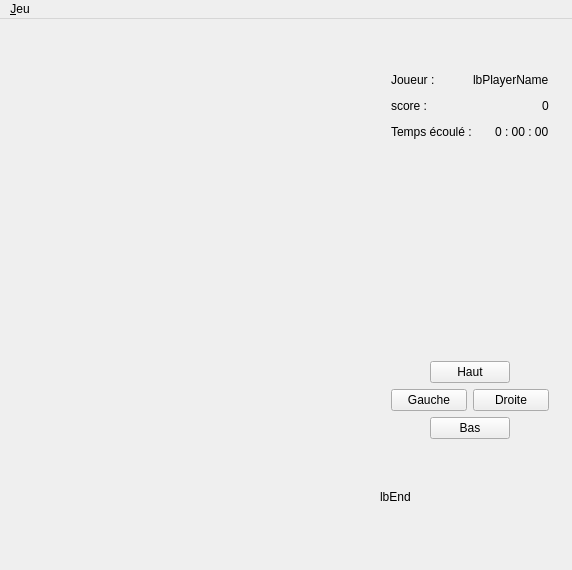
Above: view/mwtetris.ui from g-jouret/projetTetris before the change. Below: the same form after it.
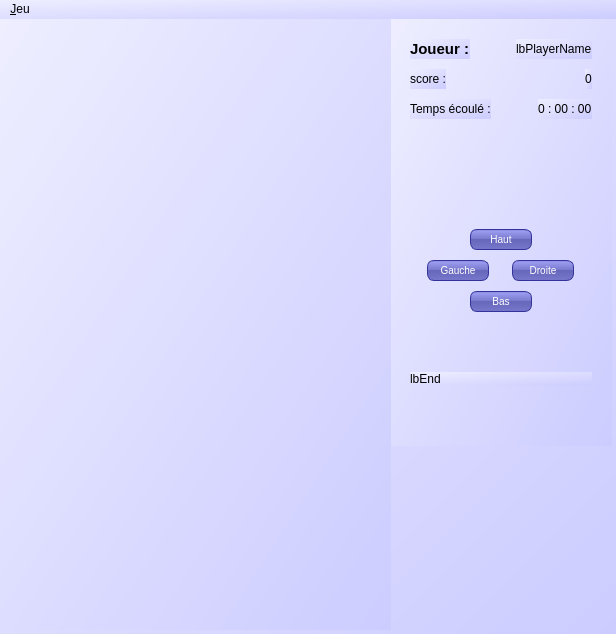
That is the form after the change.

Patch:
```diff
--- a/view/mwtetris.ui
+++ b/view/mwtetris.ui
@@ -6,13 +6,16 @@
    <rect>
     <x>0</x>
     <y>0</y>
-    <width>572</width>
-    <height>570</height>
+    <width>616</width>
+    <height>634</height>
    </rect>
   </property>
   <property name="windowTitle">
    <string>Tetris</string>
   </property>
+  <property name="styleSheet">
+   <string notr="true">background: QLinearGradient(x1: 0, y1: 0, x2: 1, y2: 1, stop: 0 #eef, stop: 1 #ccf);</string>
+  </property>
   <property name="iconSize">
    <size>
     <width>2</width>
@@ -20,20 +23,44 @@
    </size>
   </property>
   <widget class="QWidget" name="centralWidget">
+   <property name="styleSheet">
+    <string notr="true"/>
+   </property>
    <widget class="QWidget" name="layoutWidget">
     <property name="geometry">
      <rect>
-      <x>380</x>
-      <y>40</y>
-      <width>180</width>
-      <height>391</height>
+      <x>390</x>
+      <y>0</y>
+      <width>221</width>
+      <height>611</height>
      </rect>
     </property>
-    <layout class="QVBoxLayout" name="verticalLayout">
+    <layout class="QVBoxLayout" name="infoBox">
+     <property name="spacing">
+      <number>10</number>
+     </property>
+     <property name="sizeConstraint">
+      <enum>QLayout::SetFixedSize</enum>
+     </property>
+     <property name="leftMargin">
+      <number>20</number>
+     </property>
+     <property name="topMargin">
+      <number>20</number>
+     </property>
+     <property name="rightMargin">
+      <number>20</number>
+     </property>
+     <property name="bottomMargin">
+      <number>20</number>
+     </property>
      <item>
       <layout class="QHBoxLayout" name="horizontalLayout">
        <item>
         <widget class="QLabel" name="lbName">
+         <property name="styleSheet">
+          <string notr="true">QLabel {font-weight: bold; font-size: 15px;}</string>
+         </property>
          <property name="text">
           <string>Joueur :</string>
          </property>
@@ -134,7 +161,7 @@
        <property name="sizeHint" stdset="0">
         <size>
          <width>20</width>
-         <height>40</height>
+         <height>100</height>
         </size>
        </property>
       </spacer>
@@ -162,6 +189,32 @@
            <verstretch>20</verstretch>
           </sizepolicy>
          </property>
+         <property name="styleSheet">
+          <string notr="true">QPushButton {
+color: white;
+background-color: QLinearGradient( x1: 0, y1: 0, x2: 0, y2: 1, stop: 0 #88d, stop: 0.1 #99e, stop: 0.49 #77c, stop: 0.5 #66b, stop: 1 #77c);
+border-width: 1px;
+border-color: #339;
+border-style: solid;
+border-radius: 7;
+padding: 3px;
+font-size: 10px;
+padding-left: 5px;
+padding-right: 5px;
+min-width: 50px;
+max-width: 50px;
+min-height: 13px;
+max-height: 13px;
+}
+QPushButton:pressed {	
+background-color: rgb(0, 0, 180);
+ border-style: inset;
+border-color: rgb(0, 0, 200);
+}
+ QPushButton:disabled{
+background-color: grey;
+}</string>
+         </property>
          <property name="text">
           <string>Haut</string>
          </property>
@@ -195,6 +248,32 @@
            <verstretch>20</verstretch>
           </sizepolicy>
          </property>
+         <property name="styleSheet">
+          <string notr="true">QPushButton {
+color: white;
+background-color: QLinearGradient( x1: 0, y1: 0, x2: 0, y2: 1, stop: 0 #88d, stop: 0.1 #99e, stop: 0.49 #77c, stop: 0.5 #66b, stop: 1 #77c);
+border-width: 1px;
+border-color: #339;
+border-style: solid;
+border-radius: 7;
+padding: 3px;
+font-size: 10px;
+padding-left: 5px;
+padding-right: 5px;
+min-width: 50px;
+max-width: 50px;
+min-height: 13px;
+max-height: 13px;
+}
+QPushButton:pressed {	
+background-color: rgb(0, 0, 180);
+ border-style: inset;
+border-color: rgb(0, 0, 200);
+}
+ QPushButton:disabled{
+background-color: grey;
+}</string>
+         </property>
          <property name="text">
           <string>Gauche</string>
          </property>
@@ -205,6 +284,32 @@
        </item>
        <item>
         <widget class="QPushButton" name="btnRight">
+         <property name="styleSheet">
+          <string notr="true">QPushButton {
+color: white;
+background-color: QLinearGradient( x1: 0, y1: 0, x2: 0, y2: 1, stop: 0 #88d, stop: 0.1 #99e, stop: 0.49 #77c, stop: 0.5 #66b, stop: 1 #77c);
+border-width: 1px;
+border-color: #339;
+border-style: solid;
+border-radius: 7;
+padding: 3px;
+font-size: 10px;
+padding-left: 5px;
+padding-right: 5px;
+min-width: 50px;
+max-width: 50px;
+min-height: 13px;
+max-height: 13px;
+}
+QPushButton:pressed {	
+background-color: rgb(0, 0, 180);
+ border-style: inset;
+border-color: rgb(0, 0, 200);
+}
+ QPushButton:disabled{
+background-color: grey;
+}</string>
+         </property>
          <property name="text">
           <string>Droite</string>
          </property>
@@ -238,6 +343,32 @@
            <verstretch>20</verstretch>
           </sizepolicy>
          </property>
+         <property name="styleSheet">
+          <string notr="true">QPushButton {
+color: white;
+background-color: QLinearGradient( x1: 0, y1: 0, x2: 0, y2: 1, stop: 0 #88d, stop: 0.1 #99e, stop: 0.49 #77c, stop: 0.5 #66b, stop: 1 #77c);
+border-width: 1px;
+border-color: #339;
+border-style: solid;
+border-radius: 7;
+padding: 3px;
+font-size: 10px;
+padding-left: 5px;
+padding-right: 5px;
+min-width: 50px;
+max-width: 50px;
+min-height: 13px;
+max-height: 13px;
+}
+QPushButton:pressed {	
+background-color: rgb(0, 0, 180);
+ border-style: inset;
+border-color: rgb(0, 0, 200);
+}
+ QPushButton:disabled{
+background-color: grey;
+}</string>
+         </property>
          <property name="text">
           <string>Bas</string>
          </property>
@@ -261,46 +392,81 @@
        </item>
       </layout>
      </item>
+     <item>
+      <spacer name="verticalSpacer_2">
+       <property name="orientation">
+        <enum>Qt::Vertical</enum>
+       </property>
+       <property name="sizeHint" stdset="0">
+        <size>
+         <width>20</width>
+         <height>50</height>
+        </size>
+       </property>
+      </spacer>
+     </item>
+     <item>
+      <widget class="QLabel" name="lbEnd">
+       <property name="enabled">
+        <bool>true</bool>
+       </property>
+       <property name="text">
+        <string>lbEnd</string>
+       </property>
+      </widget>
+     </item>
+     <item>
+      <spacer name="verticalSpacer_3">
+       <property name="orientation">
+        <enum>Qt::Vertical</enum>
+       </property>
+       <property name="sizeHint" stdset="0">
+        <size>
+         <width>20</width>
+         <height>40</height>
+        </size>
+       </property>
+      </spacer>
+     </item>
     </layout>
    </widget>
    <widget class="QWidget" name="gridLayoutWidget">
     <property name="geometry">
      <rect>
-      <x>20</x>
-      <y>20</y>
-      <width>341</width>
-      <height>501</height>
+      <x>0</x>
+      <y>0</y>
+      <width>391</width>
+      <height>611</height>
      </rect>
     </property>
-    <layout class="QGridLayout" name="boardGrid">
+    <layout class="QGridLayout" name="boardGrid" rowminimumheight="0" columnminimumwidth="0">
      <property name="sizeConstraint">
-      <enum>QLayout::SetNoConstraint</enum>
+      <enum>QLayout::SetMinimumSize</enum>
+     </property>
+     <property name="leftMargin">
+      <number>20</number>
+     </property>
+     <property name="topMargin">
+      <number>20</number>
+     </property>
+     <property name="rightMargin">
+      <number>20</number>
+     </property>
+     <property name="bottomMargin">
+      <number>20</number>
+     </property>
+     <property name="spacing">
+      <number>5</number>
      </property>
     </layout>
    </widget>
-   <widget class="QLabel" name="lbEnd">
-    <property name="enabled">
-     <bool>true</bool>
-    </property>
-    <property name="geometry">
-     <rect>
-      <x>380</x>
-      <y>470</y>
-      <width>171</width>
-      <height>16</height>
-     </rect>
-    </property>
-    <property name="text">
-     <string>lbEnd</string>
-    </property>
-   </widget>
   </widget>
   <widget class="QMenuBar" name="menuBar">
    <property name="geometry">
     <rect>
      <x>0</x>
      <y>0</y>
-     <width>572</width>
+     <width>616</width>
      <height>20</height>
     </rect>
    </property>
```
